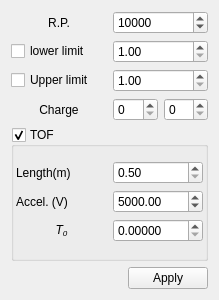
Above: src/libs/adwidgets/mssimulatorform.ui from qtplatz/qtplatz before the change. Below: the same form after it.
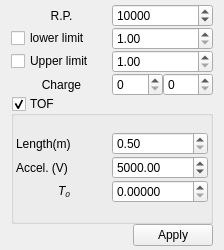
That is the form after the change.

Commit message: make widgets bit smaller

The edit to the form file:
```diff
--- a/src/libs/adwidgets/mssimulatorform.ui
+++ b/src/libs/adwidgets/mssimulatorform.ui
@@ -6,18 +6,30 @@
    <rect>
     <x>0</x>
     <y>0</y>
-    <width>219</width>
-    <height>300</height>
+    <width>224</width>
+    <height>250</height>
    </rect>
   </property>
   <property name="windowTitle">
    <string>Form</string>
   </property>
   <layout class="QVBoxLayout" name="verticalLayout_2">
+   <property name="spacing">
+    <number>0</number>
+   </property>
+   <property name="topMargin">
+    <number>4</number>
+   </property>
+   <property name="bottomMargin">
+    <number>4</number>
+   </property>
    <item>
     <layout class="QVBoxLayout" name="verticalLayout" stretch="1,1,0">
      <item>
       <layout class="QGridLayout" name="gridLayout">
+       <property name="verticalSpacing">
+        <number>0</number>
+       </property>
        <item row="2" column="0">
         <widget class="QCheckBox" name="checkBox_2">
          <property name="text">
@@ -124,8 +136,14 @@
         <property name="bottomMargin">
          <number>2</number>
         </property>
+        <property name="verticalSpacing">
+         <number>0</number>
+        </property>
         <item row="0" column="0">
          <layout class="QGridLayout" name="gridLayout_2">
+          <property name="verticalSpacing">
+           <number>1</number>
+          </property>
           <item row="0" column="1">
            <widget class="QDoubleSpinBox" name="doubleSpinBox_3">
             <property name="minimum">
```
The commit also changes 6 other files.
